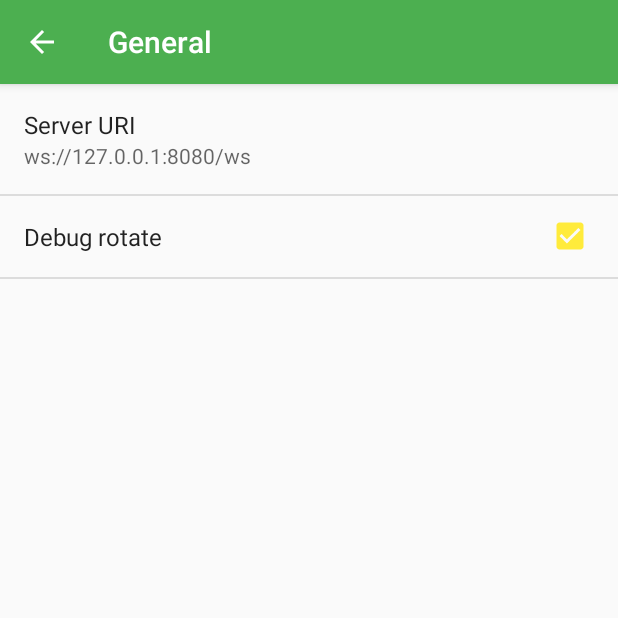
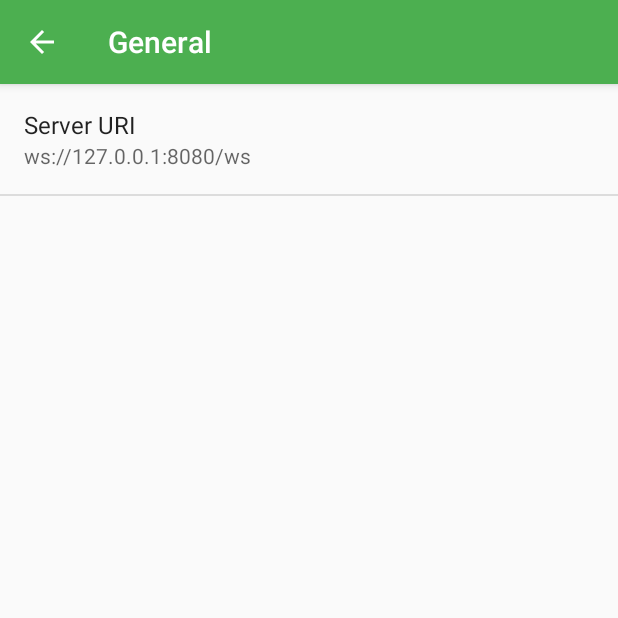
Before and after one commit to lezgoverci/thesis-circuit-lens, an Android app: the SettingsActivity screen opened directly, with no data from a screen before it, after a tap on "General", on a phone screen of 412 x 824 dp, the top half of it. Run offline under Robolectric (Android 15) with nearby library versions, the light colour scheme and no system bars.

Commit message:
updated settings; added debug header; added test circuit checkbox preference

```diff
--- a/CircuitLens-Android/app/src/main/java/ph/edu/msuiit/circuitlens/ui/gl/ArRajawaliRenderer.java
+++ b/CircuitLens-Android/app/src/main/java/ph/edu/msuiit/circuitlens/ui/gl/ArRajawaliRenderer.java
@@ -27,7 +27,8 @@ public class ArRajawaliRenderer extends RajawaliRenderer implements ArRenderer{
         if(mListener != null) {
             mListener.onInitScene();
         }
-        getCurrentScene().addChild(circuit3D);
+        if(circuit3D != null)
+            getCurrentScene().addChild(circuit3D);
         initialized = true;
     }
 
--- a/CircuitLens-Android/app/src/main/res/values/strings.xml
+++ b/CircuitLens-Android/app/src/main/res/values/strings.xml
@@ -5,8 +5,12 @@
     <!-- Strings related to Settings -->
 
     <string name="pref_header_general">General</string>
+    <string name="pref_header_debug">Debug</string>
 
     <string name="pref_title_server">Server URI</string>
     <string name="pref_default_server">ws://127.0.0.1:8080/ws</string>
 
+    <string name="pref_title_debug_test">Use test circuit</string>
+    <string name="pref_title_debug_rotate">Rotate circuit</string>
+
 </resources>
--- /dev/null
+++ b/CircuitLens-Android/app/src/main/res/xml/pref_debug.xml
@@ -0,0 +1,13 @@
+<PreferenceScreen xmlns:android="http://schemas.android.com/apk/res/android">
+
+    <CheckBoxPreference
+        android:defaultValue="true"
+        android:key="test_circuit"
+        android:title="@string/pref_title_debug_test" />
+
+    <CheckBoxPreference
+        android:defaultValue="false"
+        android:key="rotate"
+        android:title="@string/pref_title_debug_rotate" />
+
+</PreferenceScreen>
--- a/CircuitLens-Android/app/src/main/res/xml/pref_general.xml
+++ b/CircuitLens-Android/app/src/main/res/xml/pref_general.xml
@@ -10,10 +10,4 @@
         android:singleLine="true"
         android:title="@string/pref_title_server" />
 
-    <CheckBoxPreference
-        android:capitalize="words"
-        android:defaultValue="true"
-        android:key="rotate"
-        android:title="Debug rotate" />
-
 </PreferenceScreen>
--- a/CircuitLens-Android/app/src/main/res/xml/pref_headers.xml
+++ b/CircuitLens-Android/app/src/main/res/xml/pref_headers.xml
@@ -7,4 +7,9 @@
         android:icon="@drawable/ic_info_black_24dp"
         android:title="@string/pref_header_general" />
 
+    <header
+        android:fragment="ph.edu.msuiit.circuitlens.ui.SettingsActivity$DebugPreferenceFragment"
+        android:icon="@drawable/ic_action_developer"
+        android:title="@string/pref_header_debug" />
+
 </preference-headers>
```
Also changed, not shown: CircuitLens-Android/app/src/main/java/ph/edu/msuiit/circuitlens/main/controller/CircuitLensController.java (+17 -4 lines), CircuitLens-Android/app/src/main/java/ph/edu/msuiit/circuitlens/main/model/CircuitLensModel.java (+32 -1 lines), CircuitLens-Android/app/src/main/java/ph/edu/msuiit/circuitlens/ui/ARActivity.java (+9 -3 lines), CircuitLens-Android/app/src/main/java/ph/edu/msuiit/circuitlens/ui/ArActivity.java (+9 -3 lines), CircuitLens-Android/app/src/main/java/ph/edu/msuiit/circuitlens/ui/SettingsActivity.java (+37 -1 lines), CircuitLens-Android/app/src/main/res/drawable-hdpi/ic_action_developer.png (added), CircuitLens-Android/app/src/main/res/drawable-mdpi/ic_action_developer.png (added), CircuitLens-Android/app/src/main/res/drawable-xhdpi/ic_action_developer.png (added), CircuitLens-Android/app/src/main/res/drawable-xxhdpi/ic_action_developer.png (added).
